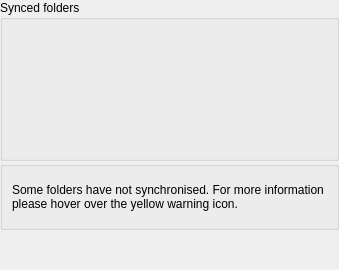
Old version of the form src/MEGASync/syncs/gui/Twoways/win/SyncSettingsUIBase.ui in the repository meganz/MEGAsync.
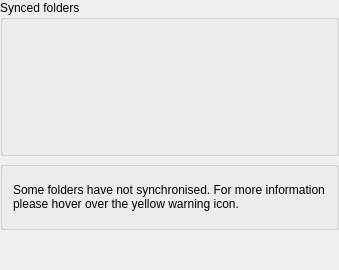
New version of the form. The open tabs and pages were chosen to show the change. Custom widgets are drawn as their Qt base class.

```diff
--- a/src/MEGASync/syncs/gui/Twoways/win/SyncSettingsUIBase.ui
+++ b/src/MEGASync/syncs/gui/Twoways/win/SyncSettingsUIBase.ui
@@ -15,7 +15,7 @@
   </property>
   <layout class="QVBoxLayout" name="SyncSettingsLayout">
    <property name="spacing">
-    <number>0</number>
+    <number>5</number>
    </property>
    <property name="leftMargin">
     <number>0</number>
@@ -170,6 +170,9 @@
           <property name="spacing">
            <number>0</number>
           </property>
+          <property name="leftMargin">
+           <number>10</number>
+          </property>
           <item>
            <widget class="QLabel" name="lDisabledSyncs">
             <property name="text">
```
